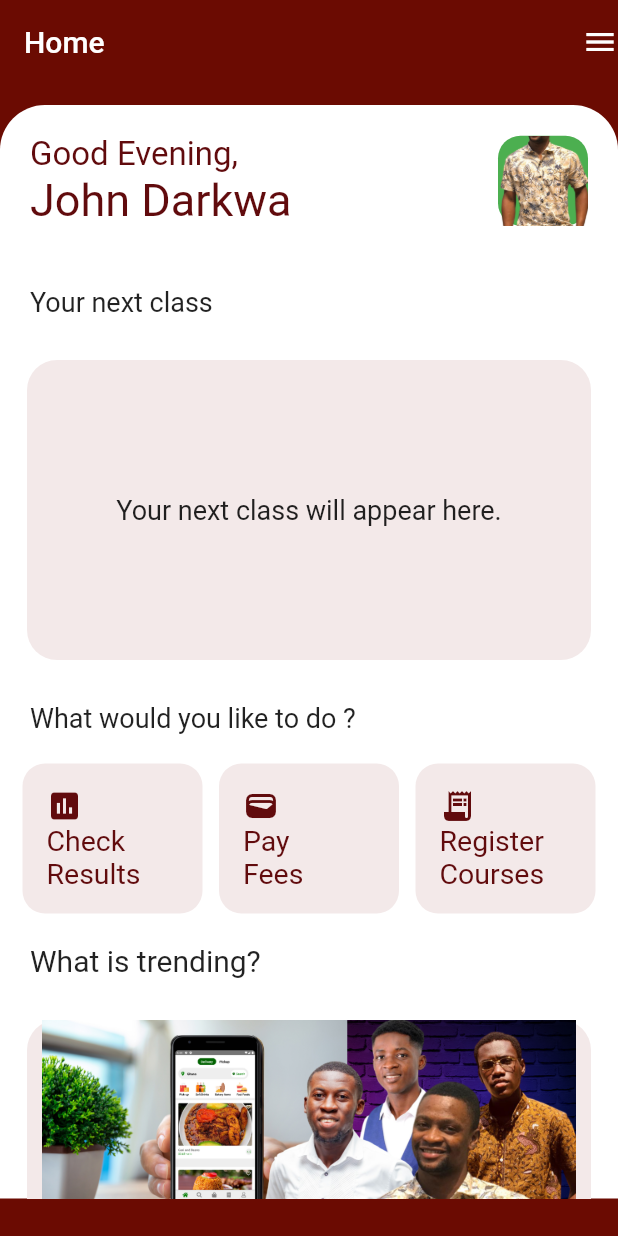
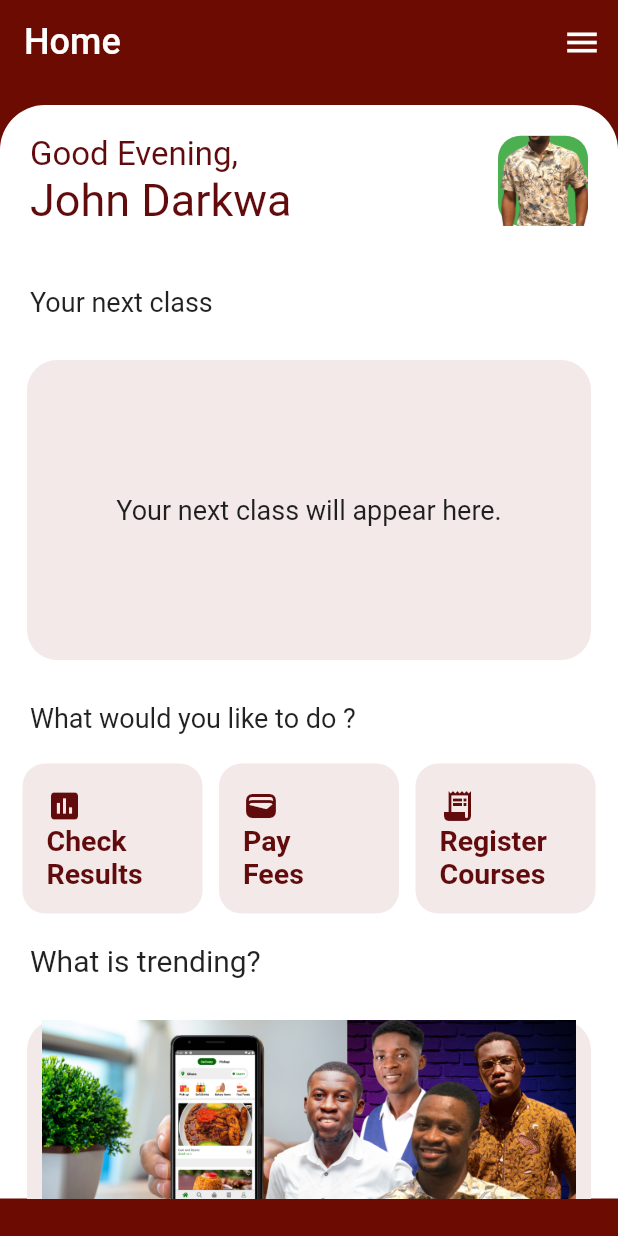
Before and after one commit to codewithdarkwa/new-aim-flutter, a Flutter app: the screen it shows after launch, on a phone screen of 412 x 824 dp. Run offline on Flutter 3.47's test engine with Material 2 defaults, Android fonts, the phone set to English and light mode, and no system bars.

Commit message:
create a custom app bar

```diff
--- a/lib/screens/home.dart
+++ b/lib/screens/home.dart
@@ -2,6 +2,7 @@
 
 import '../widgets/activity_session.dart';
 import '../widgets/class_schedule.dart';
+import '../widgets/custom_appbar.dart';
 import '../widgets/news_feed.dart';
 
 class Home extends StatefulWidget {
@@ -17,9 +18,9 @@
     final screenHeight = MediaQuery.of(context).size.height;
 
     return Scaffold(
-      appBar: PreferredSize(
-        preferredSize: const Size.fromHeight(70),
-        child: CustomAppBar(),
+      appBar: const PreferredSize(
+        preferredSize: Size.fromHeight(70),
+        child: CustomAppBar(appBarTitle: "Home"),
       ),
       body: ListView(
         children: [
@@ -115,12 +116,3 @@
     );
   }
 }
-
-Widget CustomAppBar() {
-  return AppBar(
-    title: const Text('Home'),
-    actions: const [Icon(Icons.menu)],
-    backgroundColor: const Color(0xff6b0b02),
-    elevation: 0,
-  );
-}
--- a/lib/widgets/activity_session.dart
+++ b/lib/widgets/activity_session.dart
@@ -62,6 +62,7 @@
                           activityName[index],
                           style: const TextStyle(
                             fontSize: 19,
+                            fontWeight: FontWeight.bold,
                             color: Color(0xff610b0d),
                           ),
                         ),
--- /dev/null
+++ b/lib/widgets/custom_appbar.dart
@@ -0,0 +1,35 @@
+import 'package:flutter/material.dart';
+import 'package:new_aim/widgets/top_drawer.dart';
+
+class CustomAppBar extends StatelessWidget {
+  const CustomAppBar({
+    Key? key,
+    this.appBarTitle,
+  }) : super(key: key);
+  final appBarTitle;
+
+  @override
+  Widget build(BuildContext context) {
+    return AppBar(
+      title: Text(
+        appBarTitle,
+        style: const TextStyle(
+          fontSize: 24,
+        ),
+      ),
+      actions: [
+        IconButton(
+          onPressed: () {
+            Navigator.push(
+              context,
+              MaterialPageRoute(builder: (context) => const TopDrawer()),
+            );
+          },
+          icon: const Icon(Icons.menu, size: 26),
+        ),
+      ],
+      backgroundColor: const Color(0xff6b0b02),
+      elevation: 0,
+    );
+  }
+}
```
Also changed, not shown: lib/pages/fees.dart (+5 -12 lines), lib/pages/register_course.dart (+5 -12 lines), lib/pages/results.dart (+5 -12 lines), lib/widgets/top_drawer.dart (added, +13 -0 lines).
